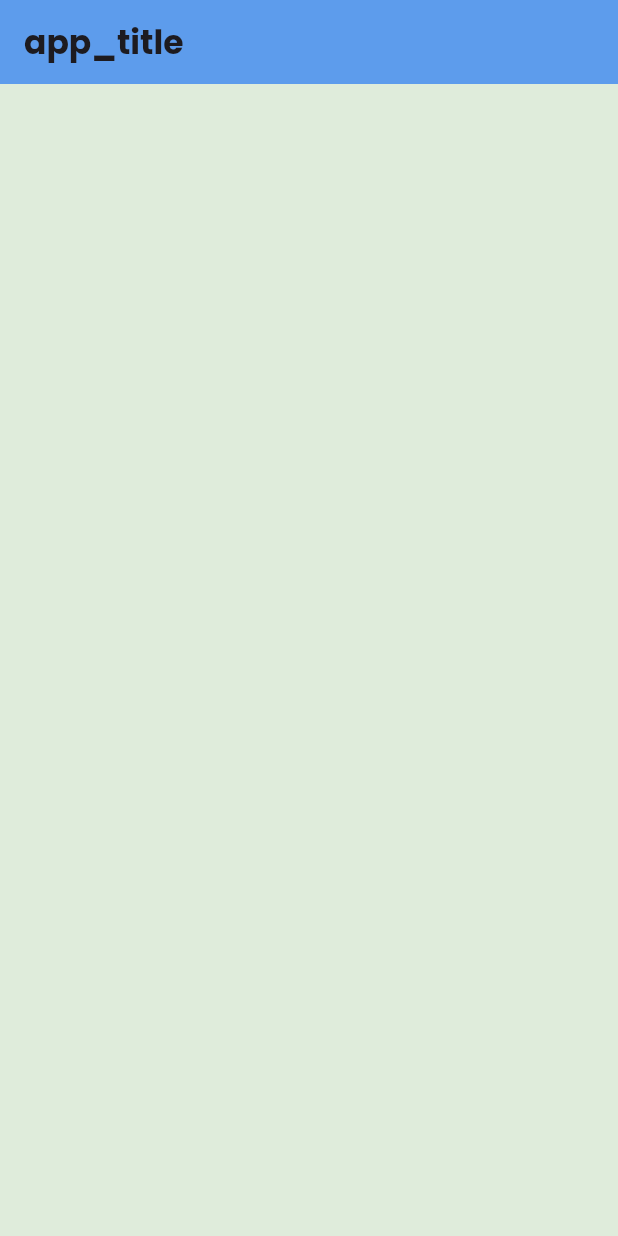
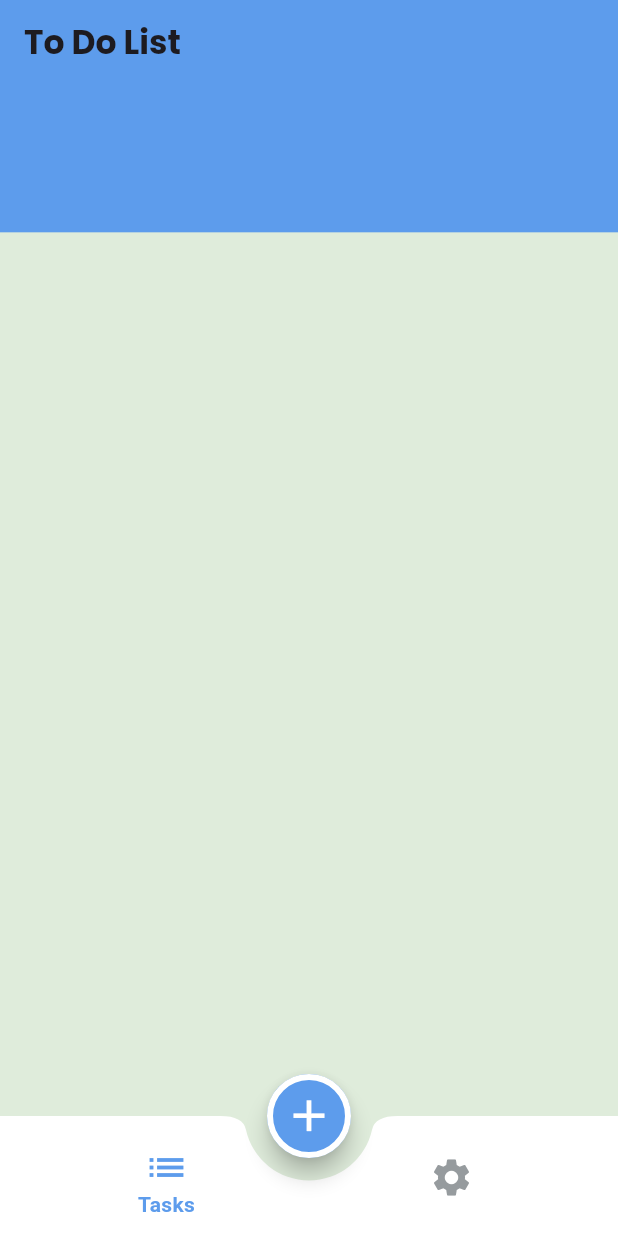
Before and after one commit to sherifHamdyAhmed93/flutter_todo_app, a Flutter app: the screen it shows after launch, on a phone screen of 412 x 824 dp. Run offline on Flutter 3.47's test engine with Material 3 defaults, Android fonts, the phone set to English and light mode, and no system bars; our stand-ins replace flutter_native_splash, google_fonts.

Commit message:
Finish bottom nav bar with floating action button in center.

```diff
--- a/lib/colors/app_colors.dart
+++ b/lib/colors/app_colors.dart
@@ -16,5 +16,7 @@ class AppColors{
   static final Color cardBackgroundLightColor  = Color(0xffffffff);
   static final Color cardBackgroundDarkColor  = Color(0xff141922);
 
+  static final Color unselectedIconColor  = Color(0xff969b9e);
+
 
 }
--- a/lib/home/home_screen.dart
+++ b/lib/home/home_screen.dart
@@ -1,14 +1,62 @@
 import 'package:flutter/material.dart';
+import 'package:flutter_todo_app/colors/app_colors.dart';
+import 'package:flutter_todo_app/settings_screen/settings_screen.dart';
+import 'package:flutter_todo_app/tasks_screen/tasks_screen.dart';
 
-class HomeScreen extends StatelessWidget {
-  const HomeScreen({super.key});
+class HomeScreen extends StatefulWidget {
+  HomeScreen({super.key});
 
-  static final String screenName = 'home_screen';
+  static const String screenName = 'home_screen';
+
+  @override
+  State<HomeScreen> createState() => _HomeScreenState();
+}
+
+class _HomeScreenState extends State<HomeScreen> {
+  int _selectedIndex = 0;
+
 
   @override
   Widget build(BuildContext context) {
+    double height = MediaQuery.of(context).size.height;
+    double width = MediaQuery.of(context).size.height;
+
     return Scaffold(
-      appBar: AppBar(title: Text('app_title'),centerTitle: false,),
+      appBar: AppBar(
+        title: Text('To Do List'),centerTitle: false,
+      ),
+      extendBody: true,
+      bottomNavigationBar: BottomAppBar(
+        color: AppColors.whiteColor,
+        shape: CircularNotchedRectangle(),
+        notchMargin: 15,
+        elevation: 0,
+        child: BottomNavigationBar(
+          elevation: 0,
+          currentIndex: _selectedIndex,
+          onTap: (index){
+            _selectedIndex = index;
+            setState(() {
+
+            });
+          },
+          items: [
+            BottomNavigationBarItem(icon: Icon(Icons.list,size: 30,),label: 'Tasks' ),
+            BottomNavigationBarItem(icon: Icon(Icons.settings,size: 30,),label: 'Settings' ),
+          ],
+        ),
+      ),
+      floatingActionButtonLocation: FloatingActionButtonLocation.centerDocked,
+      floatingActionButton: FloatingActionButton(
+        onPressed: (){},
+        child: Icon(Icons.add,size: 35,color: AppColors.whiteColor,),
+      ),
+      body:Column(
+        children: [
+        Container(height: height*0.12,color: AppColors.primaryColor,),
+          Expanded(child: _selectedIndex == 0 ? TasksScreen() : SettingsScreen())
+        ],
+      ),
     );
   }
 }
--- /dev/null
+++ b/lib/settings_screen/settings_screen.dart
@@ -0,0 +1,10 @@
+import 'package:flutter/material.dart';
+
+class SettingsScreen extends StatelessWidget {
+  const SettingsScreen({super.key});
+
+  @override
+  Widget build(BuildContext context) {
+    return Container();
+  }
+}
--- /dev/null
+++ b/lib/tasks_screen/tasks_screen.dart
@@ -0,0 +1,10 @@
+import 'package:flutter/material.dart';
+
+class TasksScreen extends StatelessWidget {
+  const TasksScreen({super.key});
+
+  @override
+  Widget build(BuildContext context) {
+    return Container();
+  }
+}
--- a/lib/theme/app_theme.dart
+++ b/lib/theme/app_theme.dart
@@ -9,6 +9,19 @@ class AppTheme{
     appBarTheme: AppBarTheme(
       color: AppColors.primaryColor,
       elevation: 0
+    ),
+    floatingActionButtonTheme: FloatingActionButtonThemeData(
+      backgroundColor: AppColors.primaryColor,
+      shape: RoundedRectangleBorder(
+        side: BorderSide(color: AppColors.whiteColor,width: 4),
+        borderRadius: BorderRadius.circular(30)
+      )
+    ),
+    bottomNavigationBarTheme: BottomNavigationBarThemeData(
+      selectedItemColor: AppColors.primaryColor,
+      unselectedItemColor: AppColors.unselectedIconColor,
+      showUnselectedLabels: false,
+        backgroundColor: Colors.transparent
     ),
     scaffoldBackgroundColor: AppColors.backgroundLightColor,
     textTheme: TextTheme(
--- a/pubspec.yaml
+++ b/pubspec.yaml
@@ -36,7 +36,7 @@ dependencies:
   # Use with the CupertinoIcons class for iOS style icons.
   cupertino_icons: ^1.0.2
   flutter_native_splash: ^2.3.7
-  google_fonts: 6.0.0
+  google_fonts: 6.1.0
 
 dev_dependencies:
   flutter_test:
```
Also changed, not shown: pubspec.lock.
